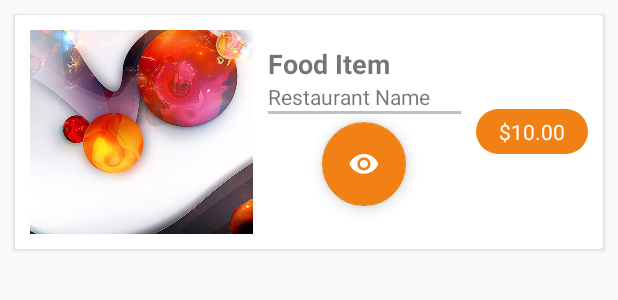
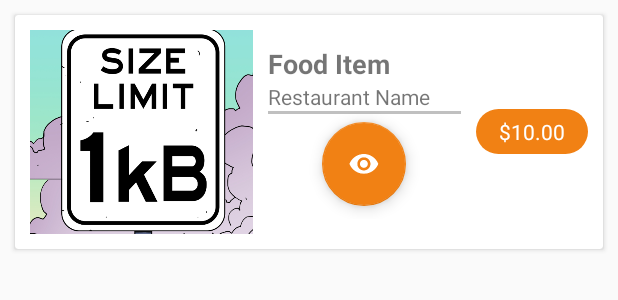
Before and after one commit to kimani-mbuguah/Leta, an Android app: the layout home_rv_items.xml on its own in the app's theme, with its tools: preview values and no code run, on a phone screen of 412 x 824 dp. Shown: the top 300 px of the screen. Run offline under Robolectric (Android 15) with nearby library versions, the phone set to English and light mode, and no system bars.

Commit message:
too heavy images were causing the recycler view to lag. removed heavy images and set hardware accleration to true in manifest. lag gone

```diff
--- a/app/src/main/AndroidManifest.xml
+++ b/app/src/main/AndroidManifest.xml
@@ -16,6 +16,7 @@
         android:label="@string/app_name"
         android:roundIcon="@mipmap/ic_launcher_round"
         android:supportsRtl="true"
+        android:hardwareAccelerated="true"
         android:theme="@style/AppTheme">
         <activity android:name=".WelcomeActivity">
             <intent-filter>
--- a/app/src/main/res/layout/fragment_home.xml
+++ b/app/src/main/res/layout/fragment_home.xml
@@ -4,7 +4,6 @@
     android:layout_width="match_parent"
     android:layout_height="match_parent"
     xmlns:app="http://schemas.android.com/apk/res-auto"
-    android:background="@drawable/homegradient"
     tools:context=".HomeFragment">
 
     <!-- TODO: Update blank fragment layout -->
--- a/app/src/main/res/layout/home_rv_items.xml
+++ b/app/src/main/res/layout/home_rv_items.xml
@@ -17,7 +17,7 @@
             android:layout_height="136dp"
             android:layout_weight="4"
             android:scaleType="centerCrop"
-            android:src="@drawable/bg" />
+            android:src="@drawable/asdf" />
 
         <LinearLayout
             android:layout_width="0dp"
```
Also changed, not shown: app/src/main/res/drawable/asdf.png (added).
